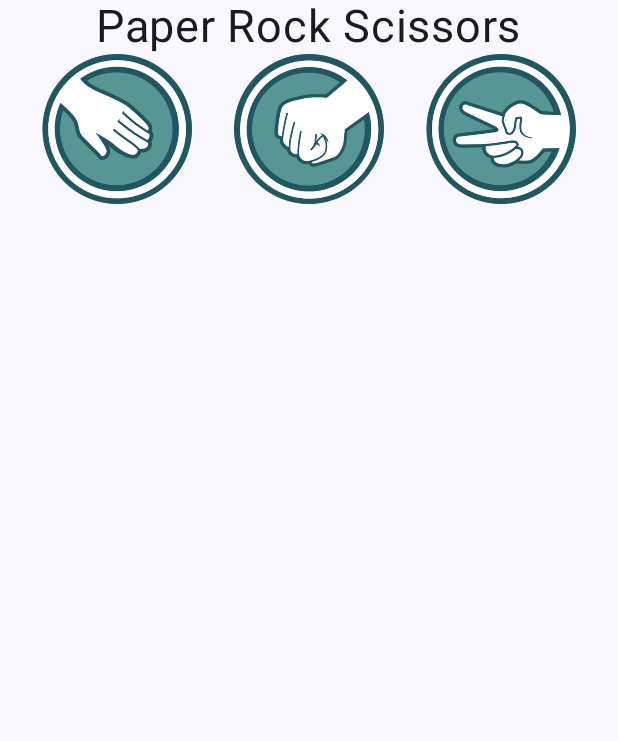
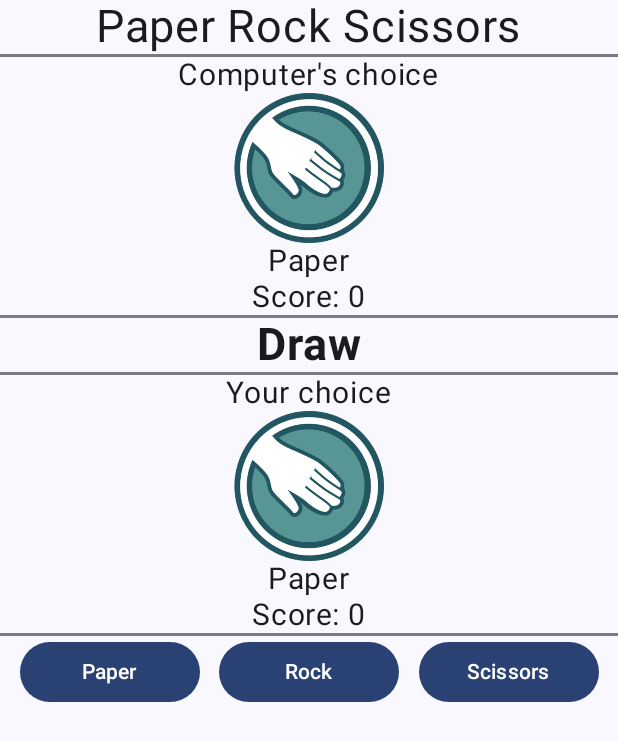
Before and after one commit to christianillanes/paper-rock-scissors, an Android app built with Jetpack Compose: the screen it shows after launch (MainActivity), on a phone screen of 412 x 824 dp. Shown: the top 741 px of the screen. Run offline under Robolectric (Android 15) with nearby library versions, the phone set to English and light mode, and no system bars.

Commit message:
Add score and game result

```diff
--- a/app/src/main/java/com/illanes/myapplication/MainActivity.kt
+++ b/app/src/main/java/com/illanes/myapplication/MainActivity.kt
@@ -12,13 +12,21 @@ import androidx.compose.foundation.layout.fillMaxSize
 import androidx.compose.foundation.layout.fillMaxWidth
 import androidx.compose.foundation.layout.padding
 import androidx.compose.foundation.layout.size
+import androidx.compose.foundation.layout.width
+import androidx.compose.material3.Button
+import androidx.compose.material3.HorizontalDivider
 import androidx.compose.material3.Scaffold
 import androidx.compose.material3.Text
 import androidx.compose.runtime.Composable
+import androidx.compose.runtime.MutableIntState
+import androidx.compose.runtime.mutableIntStateOf
+import androidx.compose.runtime.mutableStateOf
+import androidx.compose.runtime.saveable.rememberSaveable
 import androidx.compose.ui.Alignment
 import androidx.compose.ui.Modifier
 import androidx.compose.ui.res.painterResource
 import androidx.compose.ui.res.stringResource
+import androidx.compose.ui.text.font.FontWeight
 import androidx.compose.ui.tooling.preview.Preview
 import androidx.compose.ui.unit.dp
 import androidx.compose.ui.unit.sp
@@ -38,8 +46,15 @@ class MainActivity : ComponentActivity() {
 
 @Composable
 fun App(modifier: Modifier = Modifier) {
+    val computerHandOption = rememberSaveable { mutableStateOf(HandOption.PAPER) }
+    val yourHandOption = rememberSaveable { mutableStateOf(HandOption.PAPER) }
+    val gameResult = rememberSaveable { mutableIntStateOf(R.string.draw) }
+    val computerScore = rememberSaveable { mutableIntStateOf(0) }
+    val yourScore = rememberSaveable { mutableIntStateOf(0) }
+
     Scaffold(modifier = modifier.fillMaxSize()) { innerPadding ->
         Column (
+            horizontalAlignment = Alignment.CenterHorizontally,
             modifier = Modifier
                 .fillMaxWidth()
                 .padding(innerPadding)
@@ -50,26 +65,93 @@ fun App(modifier: Modifier = Modifier) {
                 modifier = Modifier
                     .align(alignment = Alignment.CenterHorizontally)
             )
+            HorizontalDivider(thickness = 2.dp)
+            Text(
+                text = stringResource(id = R.string.computers_choice),
+                fontSize = 20.sp,
+                modifier = Modifier
+            )
+            Hand(
+                modifier = Modifier
+                    .size(100.dp),
+                handOption = computerHandOption.value
+            )
+            Text(
+                text = stringResource(id = R.string.score) + ": " + computerScore.intValue,
+                fontSize = 20.sp,
+                modifier = Modifier
+            )
+            HorizontalDivider(thickness = 2.dp)
+            Text(
+                text = stringResource(gameResult.intValue),
+                fontSize = 30.sp,
+                fontWeight = FontWeight.Bold,
+                modifier = Modifier
+            )
+            HorizontalDivider(thickness = 2.dp)
+            Text(
+                text = stringResource(id = R.string.your_choice),
+                fontSize = 20.sp,
+                modifier = Modifier
+            )
+            Hand(
+                modifier = Modifier
+                    .size(100.dp),
+                handOption = yourHandOption.value
+            )
+            Text(
+                text = stringResource(id = R.string.score) + ": " + yourScore.intValue,
+                fontSize = 20.sp,
+                modifier = Modifier
+            )
+            HorizontalDivider(thickness = 2.dp)
             Row(
                 modifier = Modifier
                     .fillMaxWidth(),
                 horizontalArrangement = Arrangement.SpaceEvenly
             ) {
-                Hand(
-                    modifier = Modifier
-                        .size(100.dp),
-                    handOption = HandOption.PAPER
-                )
-                Hand(
-                    modifier = Modifier
-                        .size(100.dp),
-                    handOption = HandOption.ROCK
-                )
-                Hand(
-                    modifier = Modifier
-                        .size(100.dp),
-                    handOption = HandOption.SCISSORS
-                )
+                Button(
+                    onClick = {
+                        yourHandOption.value = HandOption.PAPER
+                        computerHandOption.value = HandOption.entries.random()
+                        gameResult.intValue = getStatus(
+                            yourHandOption.value,
+                            computerHandOption.value
+                        )
+                        updateScore(gameResult.intValue, yourScore, computerScore)
+                    },
+                    Modifier.width(120.dp)
+                ) {
+                    Text(stringResource(R.string.paper))
+                }
+                Button(
+                    onClick = {
+                        yourHandOption.value = HandOption.ROCK
+                        computerHandOption.value = HandOption.entries.random()
+                        gameResult.intValue = getStatus(
+                            yourHandOption.value,
+                            computerHandOption.value
+                        )
+                        updateScore(gameResult.intValue, yourScore, computerScore)
+                    },
+                    Modifier.width(120.dp)
+                ) {
+                    Text(stringResource(R.string.rock))
+                }
+                Button(
+                    onClick = {
+                        yourHandOption.value = HandOption.SCISSORS
+                        computerHandOption.value = HandOption.entries.random()
+                        gameResult.intValue = getStatus(
+                            yourHandOption.value,
+                            computerHandOption.value
+                        )
+                        updateScore(gameResult.intValue, yourScore, computerScore)
+                    },
+                    Modifier.width(120.dp)
+                ) {
+                    Text(stringResource(R.string.scissors))
+                }
             }
         }
     }
@@ -85,17 +167,54 @@ fun Hand(
         HandOption.ROCK -> R.drawable.rock
         HandOption.SCISSORS -> R.drawable.scissors
     }
+    val handText = when(handOption) {
+        HandOption.PAPER -> R.string.paper
+        HandOption.ROCK -> R.string.rock
+        HandOption.SCISSORS -> R.string.scissors
+    }
 
     Image(
         painter = painterResource(id = handIcon),
         contentDescription = stringResource(id = R.string.rock),
         modifier = modifier
     )
+    Text(
+        text = stringResource(id = handText),
+        fontSize = 20.sp,
+        modifier = Modifier
+    )
+}
+
+fun getStatus(yourHandOption: HandOption, computerHandOption: HandOption) : Int {
+    val result = if (
+        (yourHandOption == HandOption.PAPER && computerHandOption == HandOption.ROCK)
+        || (yourHandOption == HandOption.ROCK && computerHandOption == HandOption.SCISSORS)
+        || (yourHandOption == HandOption.SCISSORS && computerHandOption == HandOption.PAPER)
+    ) {
+        R.string.you_win
+    } else if (
+        (computerHandOption == HandOption.PAPER && yourHandOption == HandOption.ROCK)
+        || (computerHandOption == HandOption.ROCK && yourHandOption == HandOption.SCISSORS)
+        || (computerHandOption == HandOption.SCISSORS && yourHandOption == HandOption.PAPER)
+    ) {
+        R.string.you_lose
+    } else {
+        R.string.draw
+    }
+    return result
+}
+
+fun updateScore(state: Int, yourScore: MutableIntState, computerScore: MutableIntState) {
+    if (state == R.string.you_win) {
+        yourScore.intValue += 1
+    } else if (state == R.string.you_lose) {
+        computerScore.intValue += 1
+    }
 }
 
 @Preview(showBackground = true)
 @Composable
-fun TitlePreview() {
+fun AppPreview() {
     MyApplicationTheme {
         App()
     }
--- a/app/src/main/res/values/strings.xml
+++ b/app/src/main/res/values/strings.xml
@@ -1,6 +1,12 @@
 <resources>
     <string name="app_name">Paper Rock Scissors</string>
+    <string name="computers_choice">Computer\'s choice</string>
+    <string name="your_choice">Your choice</string>
+    <string name="you_win">You win</string>
+    <string name="you_lose">You lose</string>
+    <string name="draw">Draw</string>
     <string name="paper">Paper</string>
     <string name="rock">Rock</string>
     <string name="scissors">Scissors</string>
+    <string name="score">Score</string>
 </resources>
```
